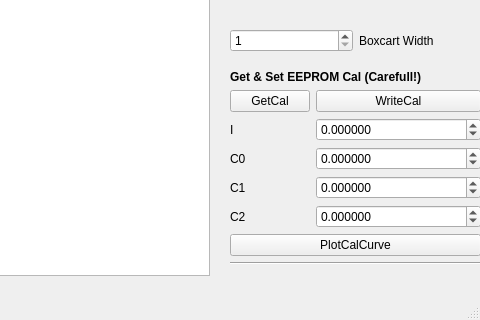
Before: the Qt Designer form ooadcGui/ooadcgui.ui in sixtemesseven/OceanViewS2000, drawn with Qt 5; both pictures show x 901 to 1381 and y 502 to 822 of the 1381 by 822 pixel window.
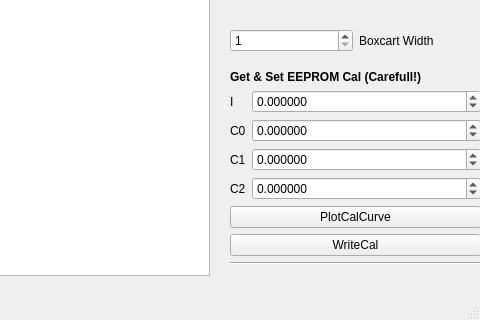
After: the same form once the commit is applied. Custom widgets are drawn as their Qt base class.

The edit to the form file:
```diff
--- a/ooadcGui/ooadcgui.ui
+++ b/ooadcGui/ooadcgui.ui
@@ -274,20 +274,13 @@
          <item>
           <layout class="QFormLayout" name="formLayout">
            <item row="0" column="0">
-            <widget class="QPushButton" name="GetCal">
+            <widget class="QLabel" name="label_8">
              <property name="text">
-              <string>GetCal</string>
+              <string>I</string>
              </property>
             </widget>
            </item>
            <item row="0" column="1">
-            <widget class="QPushButton" name="WriteCal">
-             <property name="text">
-              <string>WriteCal</string>
-             </property>
-            </widget>
-           </item>
-           <item row="1" column="1">
             <widget class="QDoubleSpinBox" name="IValue">
              <property name="decimals">
               <number>6</number>
@@ -300,73 +293,66 @@
              </property>
             </widget>
            </item>
-           <item row="2" column="1">
-            <widget class="QDoubleSpinBox" name="C0Value">
-             <property name="decimals">
-              <number>6</number>
-             </property>
-             <property name="minimum">
-              <double>-10000.000000000000000</double>
-             </property>
-             <property name="maximum">
-              <double>10000.000000000000000</double>
-             </property>
-            </widget>
-           </item>
-           <item row="3" column="1">
-            <widget class="QDoubleSpinBox" name="C1Value">
-             <property name="decimals">
-              <number>6</number>
-             </property>
-             <property name="minimum">
-              <double>-10000.000000000000000</double>
-             </property>
-             <property name="maximum">
-              <double>10000.000000000000000</double>
-             </property>
-            </widget>
-           </item>
-           <item row="4" column="1">
-            <widget class="QDoubleSpinBox" name="C2Value">
-             <property name="decimals">
-              <number>6</number>
-             </property>
-             <property name="minimum">
-              <double>-10000.000000000000000</double>
-             </property>
-             <property name="maximum">
-              <double>10000.000000000000000</double>
-             </property>
-            </widget>
-           </item>
            <item row="1" column="0">
-            <widget class="QLabel" name="label_8">
-             <property name="text">
-              <string>I</string>
-             </property>
-            </widget>
-           </item>
-           <item row="2" column="0">
             <widget class="QLabel" name="label_9">
              <property name="text">
               <string>C0</string>
              </property>
             </widget>
            </item>
-           <item row="3" column="0">
+           <item row="1" column="1">
+            <widget class="QDoubleSpinBox" name="C0Value">
+             <property name="decimals">
+              <number>6</number>
+             </property>
+             <property name="minimum">
+              <double>-10000.000000000000000</double>
+             </property>
+             <property name="maximum">
+              <double>10000.000000000000000</double>
+             </property>
+            </widget>
+           </item>
+           <item row="2" column="0">
             <widget class="QLabel" name="label_10">
              <property name="text">
               <string>C1</string>
              </property>
             </widget>
            </item>
-           <item row="4" column="0">
+           <item row="2" column="1">
+            <widget class="QDoubleSpinBox" name="C1Value">
+             <property name="decimals">
+              <number>6</number>
+             </property>
+             <property name="minimum">
+              <double>-10000.000000000000000</double>
+             </property>
+             <property name="maximum">
+              <double>10000.000000000000000</double>
+             </property>
+            </widget>
+           </item>
+           <item row="3" column="0">
             <widget class="QLabel" name="label_11">
              <property name="text">
               <string>C2</string>
              </property>
             </widget>
            </item>
+           <item row="3" column="1">
+            <widget class="QDoubleSpinBox" name="C2Value">
+             <property name="decimals">
+              <number>6</number>
+             </property>
+             <property name="minimum">
+              <double>-10000.000000000000000</double>
+             </property>
+             <property name="maximum">
+              <double>10000.000000000000000</double>
+             </property>
+            </widget>
+           </item>
           </layout>
          </item>
          <item>
@@ -376,6 +362,13 @@
            </property>
           </widget>
          </item>
+         <item>
+          <widget class="QPushButton" name="WriteCal">
+           <property name="text">
+            <string>WriteCal</string>
+           </property>
+          </widget>
+         </item>
         </layout>
        </item>
        <item>
```
